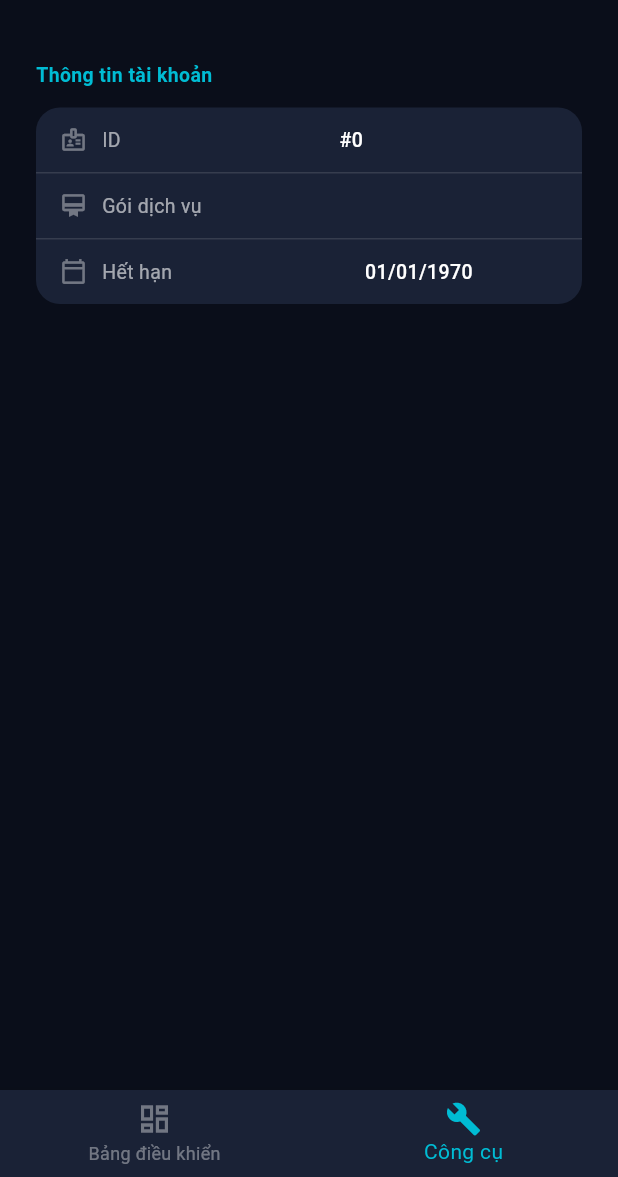
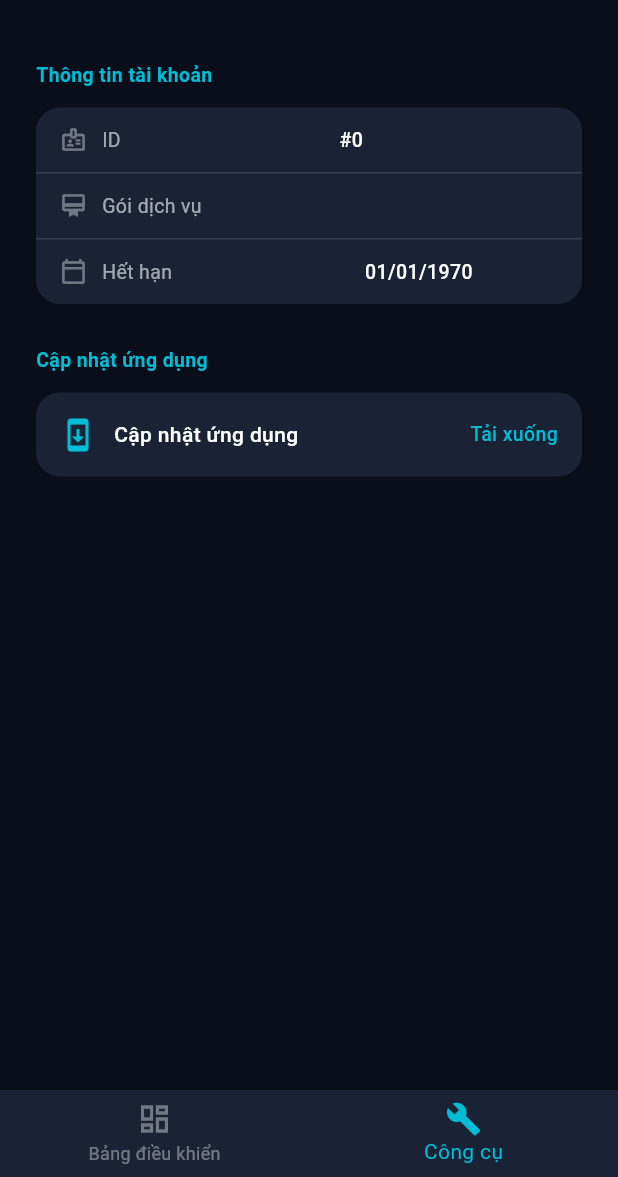
Before and after one commit to Cuong0k/apk1, a Flutter app: the HomeScreen screen opened directly, item 2 of the bottom bar chosen, on a phone screen of 412 x 824 dp, the part 59-1236 px from its top. Run offline on Flutter 3.47's test engine with Material 3 defaults, Android fonts, the phone set to English and light mode, and no system bars; our stand-ins replace dio, flutter_secure_storage, image_picker, shared_preferences; missing offline and left inert: flutter_v2ray, mobile_scanner; accounts and stored records are empty; network calls fail.

Commit message:
feat: auto-connect on server switch, APK updater, UI cleanup, silent mode
- selectServer/setAutoSelect now auto-connect when VPN is disconnected
- Add APK self-update button in Tools tab (downloads & installs via FileProvider)
- Server list: remove refresh button, replace ping-icon with CHECK text, hide Ping label
- Settings: add silent auto-select notification toggle
- Android: REQUEST_INSTALL_PACKAGES + FileProvider for APK install

```diff
--- a/lib/screens/home_screen.dart
+++ b/lib/screens/home_screen.dart
@@ -1,4 +1,7 @@
+import 'dart:io';
+import 'package:dio/dio.dart';
 import 'package:flutter/material.dart';
+import 'package:flutter/services.dart';
 import 'package:provider/provider.dart';
 import '../providers/auth_provider.dart';
 import '../providers/vpn_provider.dart';
@@ -15,8 +18,14 @@ class HomeScreen extends StatefulWidget {
 }
 
 class _HomeScreenState extends State<HomeScreen> {
+  static const _apkUrl = 'https://client-user.jiangsuhk.com/app/update/vpnstore.apk';
+  static const _updateChannel = MethodChannel('com.vpnstore.app/update');
+
   int _tab = 0;
   bool _updating = false;
+  bool _downloadingApp = false;
+  double? _downloadProgress;
+  String? _downloadError;
 
   @override
   void initState() {
@@ -30,6 +39,26 @@ class _HomeScreenState extends State<HomeScreen> {
     await auth.refreshUser();
     if (auth.user != null) {
       await vpn.loadServers(auth.user!.token, authData: auth.user!.authData);
+    }
+  }
+
+  Future<void> _downloadAndInstall() async {
+    setState(() { _downloadingApp = true; _downloadProgress = 0; _downloadError = null; });
+    try {
+      final cacheDir = await _updateChannel.invokeMethod<String>('getCacheDir');
+      final savePath = '$cacheDir/vpnstore_update.apk';
+      await Dio().download(
+        _apkUrl,
+        savePath,
+        onReceiveProgress: (received, total) {
+          if (total > 0 && mounted) setState(() => _downloadProgress = received / total);
+        },
+      );
+      if (mounted) await _updateChannel.invokeMethod('installApk', {'path': savePath});
+    } catch (e) {
+      if (mounted) setState(() => _downloadError = 'Lỗi tải xuống: $e');
+    } finally {
+      if (mounted) setState(() { _downloadingApp = false; _downloadProgress = null; });
     }
   }
 
@@ -353,6 +382,62 @@ class _HomeScreenState extends State<HomeScreen> {
               ],
             ),
           ),
+
+          const SizedBox(height: 20),
+          _SectionLabel('Cập nhật ứng dụng'),
+          Card(
+            child: InkWell(
+              onTap: _downloadingApp ? null : _downloadAndInstall,
+              borderRadius: BorderRadius.circular(12),
+              child: Padding(
+                padding: const EdgeInsets.all(16),
+                child: Column(
+                  crossAxisAlignment: CrossAxisAlignment.start,
+                  children: [
+                    Row(
+                      children: [
+                        const Icon(Icons.system_update_outlined, color: AppTheme.accent),
+                        const SizedBox(width: 12),
+                        Text('Cập nhật ứng dụng',
+                            style: TextStyle(color: context.c1, fontSize: 14, fontWeight: FontWeight.w500)),
+                        const Spacer(),
+                        if (_downloadingApp)
+                          const SizedBox(
+                            width: 18, height: 18,
+                            child: CircularProgressIndicator(strokeWidth: 2, color: AppTheme.accent),
+                          )
+                        else
+                          const Text('Tải xuống',
+                              style: TextStyle(color: AppTheme.accent, fontSize: 13, fontWeight: FontWeight.w500)),
+                      ],
+                    ),
+                    if (_downloadingApp && _downloadProgress != null) ...[
+                      const SizedBox(height: 10),
+                      ClipRRect(
+                        borderRadius: BorderRadius.circular(3),
+                        child: LinearProgressIndicator(
+                          value: _downloadProgress,
+                          backgroundColor: context.c4,
+                          color: AppTheme.accent,
+                          minHeight: 5,
+                        ),
+                      ),
+                      const SizedBox(height: 4),
+                      Text(
+                        '${(_downloadProgress! * 100).toStringAsFixed(0)}%',
+                        style: TextStyle(color: context.c3, fontSize: 11),
+                      ),
+                    ],
+                    if (_downloadError != null) ...[
+                      const SizedBox(height: 8),
+                      Text(_downloadError!,
+                          style: const TextStyle(color: AppTheme.disconnected, fontSize: 12)),
+                    ],
+                  ],
+                ),
+              ),
+            ),
+          ),
         ],
       ),
     );
--- a/lib/screens/settings_screen.dart
+++ b/lib/screens/settings_screen.dart
@@ -72,6 +72,12 @@ class _SettingsScreenState extends State<SettingsScreen> {
                   title: 'Bỏ qua mạng LAN', sub: 'Truy cập nội bộ không qua VPN',
                   value: _s['domain_bypass'] ?? true,
                   onChange: (v) => setState(() => _s['domain_bypass'] = v)),
+                _Div(),
+                _Switch(icon: Icons.notifications_off_outlined,
+                  title: 'Im lặng khi tự chọn máy chủ',
+                  sub: 'Ẩn tên máy chủ trên thông báo VPN',
+                  value: _s['silent_auto_select'] ?? false,
+                  onChange: (v) => setState(() => _s['silent_auto_select'] = v)),
               ],
             ),
           ),
--- a/lib/services/storage_service.dart
+++ b/lib/services/storage_service.dart
@@ -110,5 +110,6 @@ class StorageService {
     'sniffing': true,
     'routing_mode': 'global',
     'log_level': 'error',
+    'silent_auto_select': false,
   };
 }
```
Also changed, not shown: lib/providers/vpn_provider.dart (+7 -1 lines), lib/screens/server_list_screen.dart (+22 -15 lines), 3 other files.
